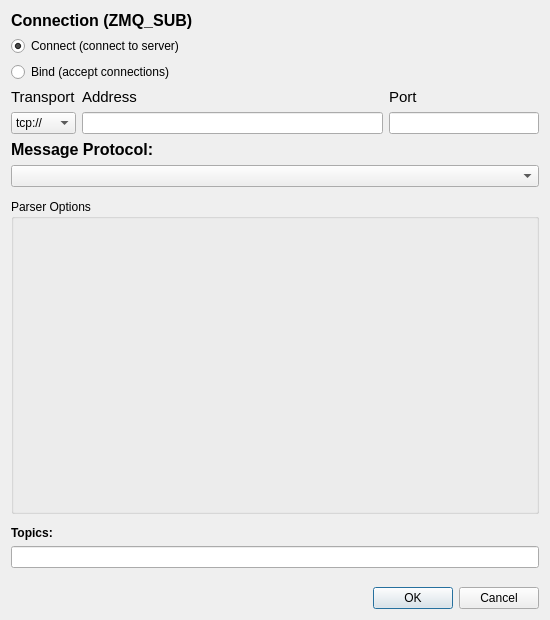
This is data_stream_zmq/datastream_zmq.ui in PlotJuggler/pj-official-plugins as Qt 5 draws it before an edit. The edited form follows.
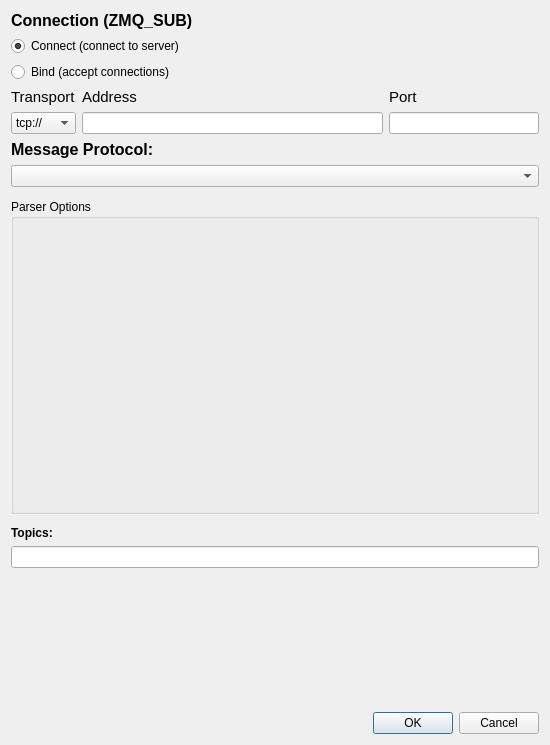
This is the edited form.

Commit message:
fix(mqtt,zmq): increase dialog minimum height for parser options embed
The protobuf parser options widget was clipped in both MQTT and ZMQ
dialogs. Increase minimum height by ~20% (MQTT 600→720, ZMQ 620→745)
to accommodate embedded parser option panels.

Patch:
```diff
--- a/data_stream_zmq/datastream_zmq.ui
+++ b/data_stream_zmq/datastream_zmq.ui
@@ -7,13 +7,13 @@
     <x>0</x>
     <y>0</y>
     <width>550</width>
-    <height>620</height>
+    <height>745</height>
    </rect>
   </property>
   <property name="minimumSize">
    <size>
     <width>550</width>
-    <height>620</height>
+    <height>745</height>
    </size>
   </property>
   <property name="windowTitle">
```
The commit also changes 1 other file.
